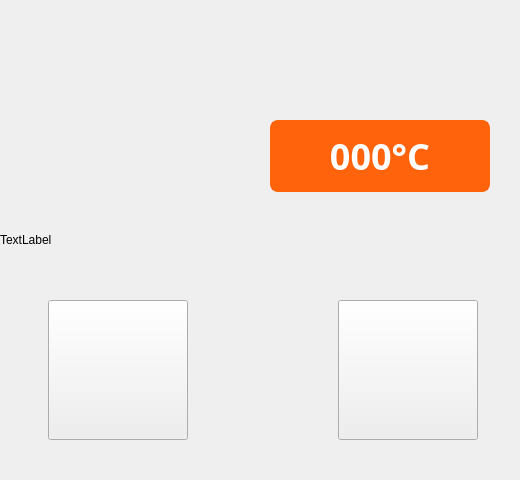
This is customwidget/jlheatingunit.ui in XCDesigner/JadeLaboScreen as Qt 5 draws it before an edit. The edited form follows.
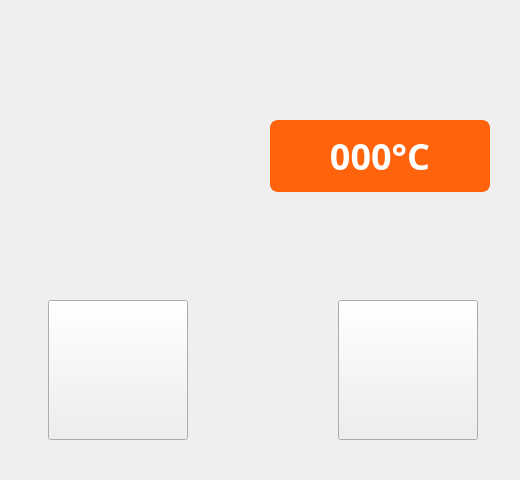
This is the edited form. Icons and pictures are not drawn.

Diff of the .ui file:
```diff
--- a/customwidget/jlheatingunit.ui
+++ b/customwidget/jlheatingunit.ui
@@ -64,7 +64,7 @@
 }</string>
    </property>
    <property name="text">
-    <string>TextLabel</string>
+    <string/>
    </property>
   </widget>
   <widget class="QPushButton" name="btnUnload">
```
